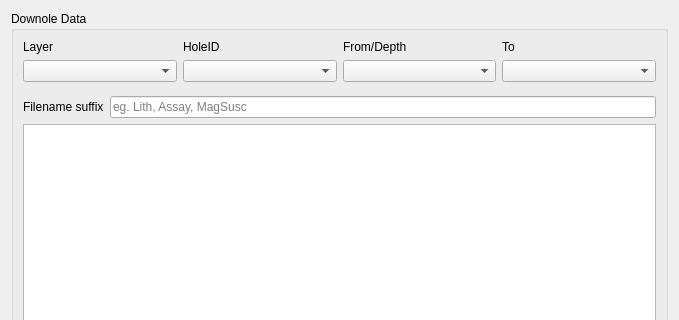
Qt form drilltrace_dialog_base.ui (rolandhill/geoscience) before a commit; both pictures show x 0 to 679 and y 0 to 320 of the 679 by 540 pixel window.
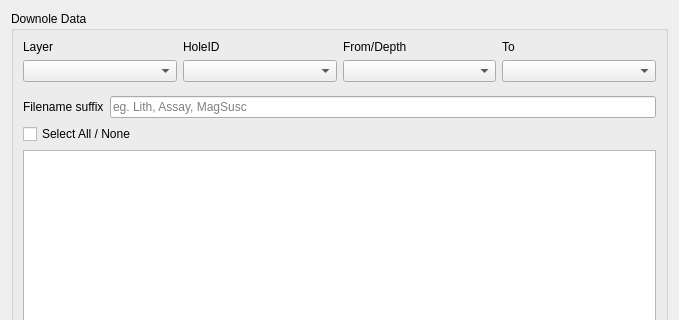
The same form after that commit. Custom widgets are drawn as their Qt base class.

Commit message: Add Check All/None to Trace dlg.

```diff
--- a/drilltrace_dialog_base.ui
+++ b/drilltrace_dialog_base.ui
@@ -105,6 +105,13 @@
         </item>
        </layout>
       </item>
+      <item>
+       <widget class="QCheckBox" name="checkSelectAll">
+        <property name="text">
+         <string>Select All / None</string>
+        </property>
+       </widget>
+      </item>
       <item>
        <widget class="QListWidget" name="listFields"/>
       </item>
```
The commit also changes 1 other file.
